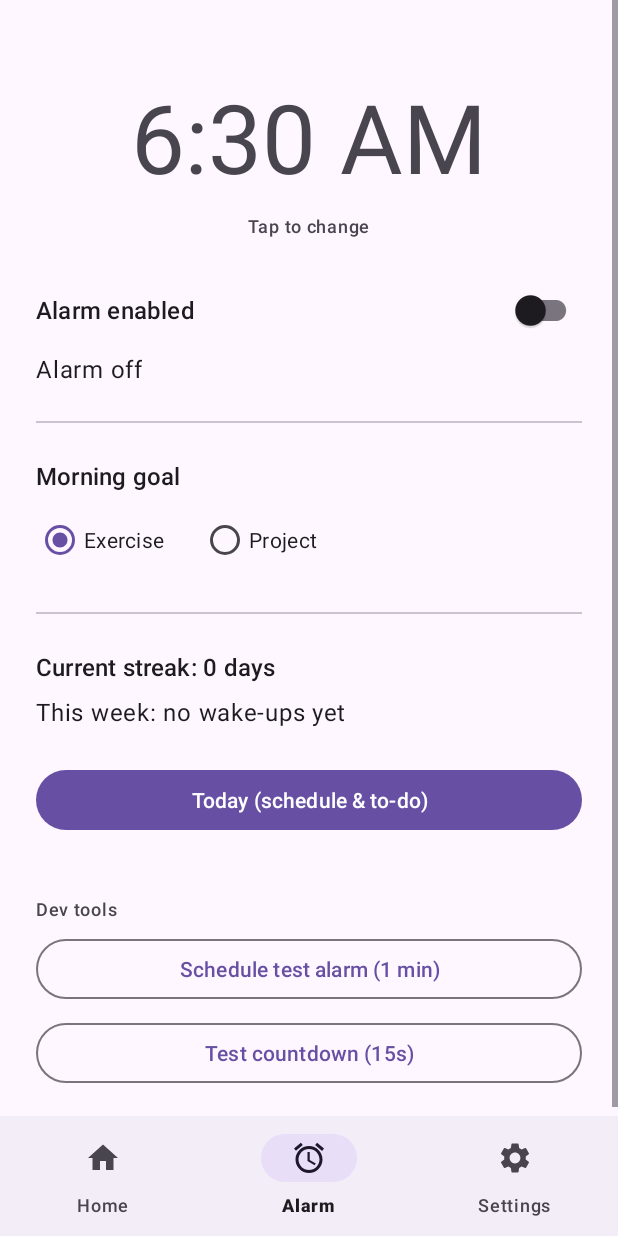
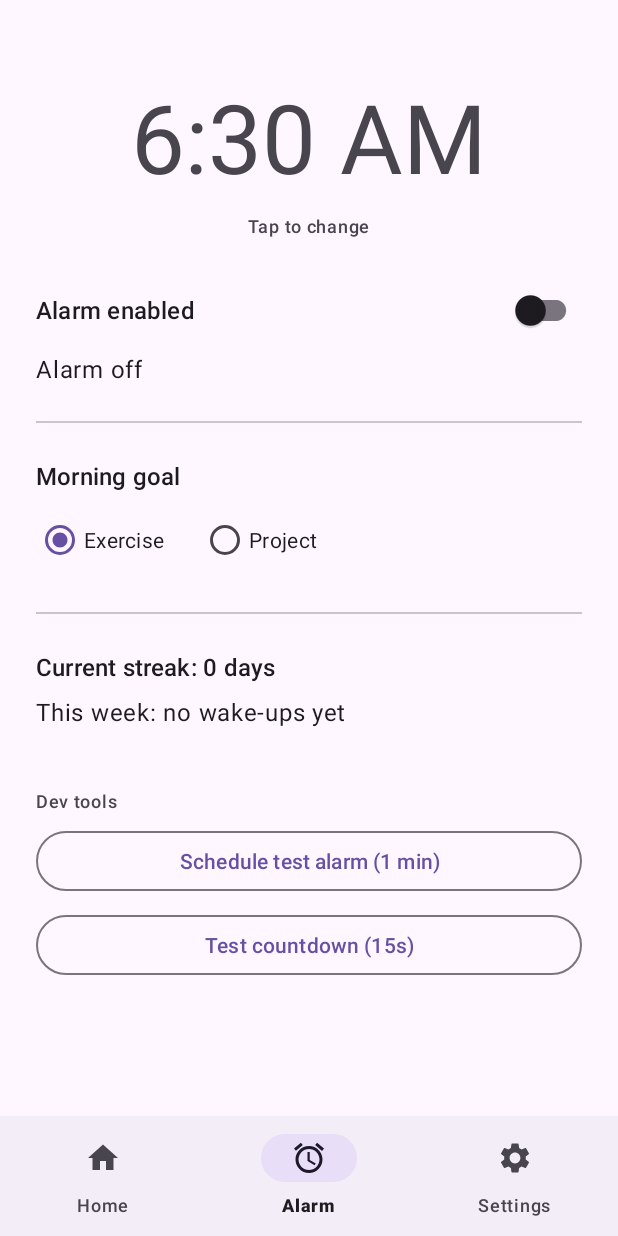
Before and after one commit to Kezman554/Personal-Morning-Alarm, an Android app: the HomeFragment screen opened through its navigation route, on a phone screen of 412 x 824 dp. Run offline under Robolectric (Android 15) with nearby library versions, the phone set to English and light mode, and no system bars; our stand-ins replace Room's generated code, navigation-ui.

Commit message:
feat: remove redundant Today button from the Alarm tab
Daily Schedule and Rolling To-Do are their own Home tiles now, so the
alarm tab's on-demand "Today (schedule & to-do)" button (Card AG) is
redundant. Removes the button, its handler, the action_home_to_today nav
action, the home_open_today string, and a now-unused import.

The Home tiles are unaffected: each navigates via its own
action_tiles_to_today to TodayFragment (ARG_SECTION), which pulls data
straight from AlfredRepository — no dependency on the removed button.
TodaySection.BOTH stays only as the defensive fallback for a bad arg.

Co-Authored-By: Claude Opus 4.8 <noreply@anthropic.com>

```diff
--- a/app/src/main/java/com/personalmorningalarm/ui/HomeFragment.kt
+++ b/app/src/main/java/com/personalmorningalarm/ui/HomeFragment.kt
@@ -12,7 +12,6 @@ import androidx.fragment.app.viewModels
 import androidx.lifecycle.Lifecycle
 import androidx.lifecycle.lifecycleScope
 import androidx.lifecycle.repeatOnLifecycle
-import androidx.navigation.fragment.findNavController
 import com.personalmorningalarm.R
 import com.personalmorningalarm.data.AlarmRepository
 import com.personalmorningalarm.data.AppDatabase
@@ -178,10 +177,6 @@ class HomeFragment : Fragment() {
     // --- Temporary dev tools ---
 
     private fun setupDevTools() {
-        binding.btnOpenToday.setOnClickListener {
-            findNavController().navigate(R.id.action_home_to_today)
-        }
-
         binding.btnTestAlarm.setOnClickListener {
             if (!scheduler.canScheduleExactAlarms()) {
                 promptForExactAlarmPermission()
--- a/app/src/main/java/com/personalmorningalarm/ui/TodayFragment.kt
+++ b/app/src/main/java/com/personalmorningalarm/ui/TodayFragment.kt
@@ -73,7 +73,7 @@ class TodayFragment : Fragment() {
     override fun onViewCreated(view: View, savedInstanceState: Bundle?) {
         super.onViewCreated(view, savedInstanceState)
 
-        // A tile opens a single feed; the Alarm page's button opens both.
+        // A tile opens a single feed; BOTH is only the fallback for a missing/unknown arg.
         binding.sectionSchedule.isVisible = section != TodaySection.CHALKBOARD
         binding.sectionChalkboard.isVisible = section != TodaySection.SCHEDULE
         binding.sectionDivider.isVisible = section == TodaySection.BOTH
--- a/app/src/main/res/layout/fragment_home.xml
+++ b/app/src/main/res/layout/fragment_home.xml
@@ -108,14 +108,6 @@
             android:textAppearance="?attr/textAppearanceBodyLarge"
             tools:text="This week: 4/5 days" />
 
-        <!-- Alfred at a glance, any time — nothing to do with the alarm running -->
-        <Button
-            android:id="@+id/btn_open_today"
-            android:layout_width="match_parent"
-            android:layout_height="wrap_content"
-            android:layout_marginTop="24dp"
-            android:text="@string/home_open_today" />
-
         <!-- TODO(temporary): dev tools for exercising the alarm/countdown/nuclear flow -->
         <TextView
             android:layout_width="wrap_content"
--- a/app/src/main/res/navigation/nav_graph.xml
+++ b/app/src/main/res/navigation/nav_graph.xml
@@ -21,14 +21,10 @@
         android:id="@+id/homeFragment"
         android:name="com.personalmorningalarm.ui.HomeFragment"
         android:label="@string/title_alarm"
-        tools:layout="@layout/fragment_home">
-        <action
-            android:id="@+id/action_home_to_today"
-            app:destination="@id/todayFragment" />
-    </fragment>
+        tools:layout="@layout/fragment_home" />
 
-    <!-- One destination, narrowed by TodayFragment.ARG_SECTION: the tiles open a
-         single feed each, the Alarm page's button opens both. -->
+    <!-- One destination, narrowed by TodayFragment.ARG_SECTION: each home tile opens
+         a single feed. -->
     <fragment
         android:id="@+id/todayFragment"
         android:name="com.personalmorningalarm.ui.TodayFragment"
--- a/app/src/main/res/values/strings.xml
+++ b/app/src/main/res/values/strings.xml
@@ -82,7 +82,6 @@
     <string name="today_screen_title">Today</string>
     <string name="today_schedule_section">Today\'s Schedule</string>
     <string name="today_chalkboard_section">Rolling To-Do</string>
-    <string name="home_open_today">Today (schedule &amp; to-do)</string>
 
     <!-- Home tile grid -->
     <string name="tile_daily_schedule">Daily Schedule</string>
```
Also changed, not shown: 1 other file.
